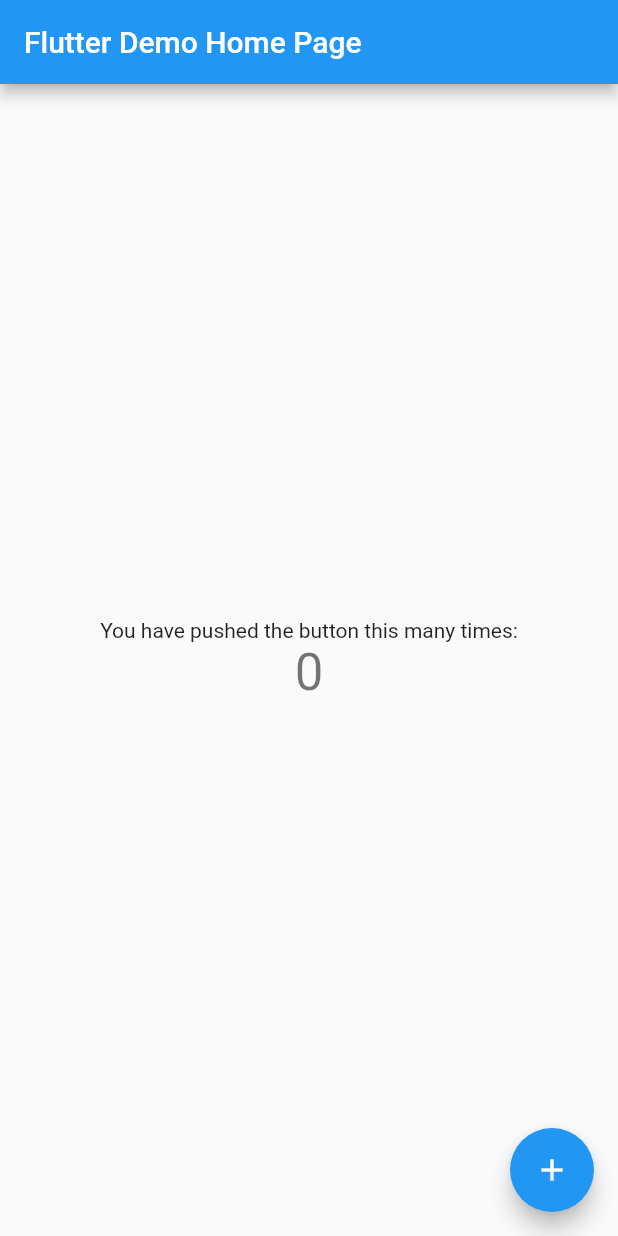
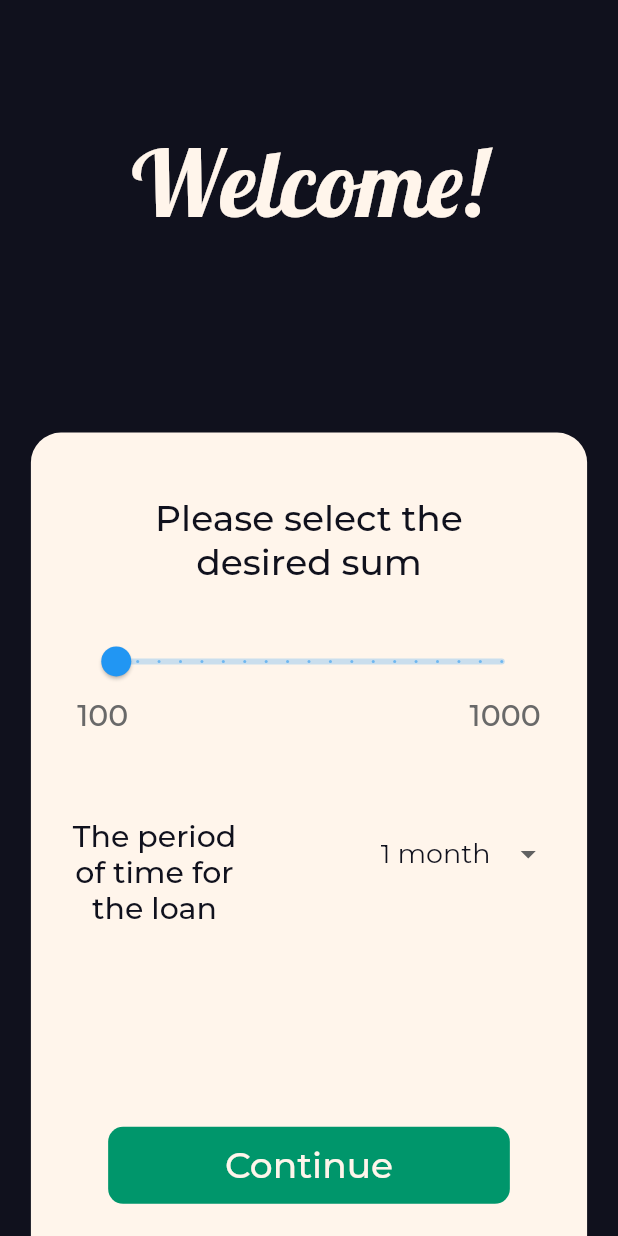
Before and after one commit to Tudor-Anitas/MyCreditLoans, a Flutter app: the screen it shows after launch, on a phone screen of 412 x 824 dp. Run offline on Flutter 3.47's test engine with Material 2 defaults, Android fonts, the phone set to English and light mode, and no system bars; our stand-ins replace google_fonts.

Commit message:
Created the loan form and started the cost pop up

```diff
--- /dev/null
+++ b/lib/colors.dart
@@ -0,0 +1,9 @@
+import 'package:flutter/material.dart';
+import 'package:flutter/cupertino.dart';
+
+Color kXiketic = Color(0xff10111D);
+Color kGreenCyan = Color(0xff00966B);
+Color kRedPigment = Color(0xffFD0122);
+Color kSeaShell = Color(0xffFFF5EB);
+Color kGrey = Color(0xff696969);
+Color kBlue = Color(0xffbebebe);
--- a/lib/main.dart
+++ b/lib/main.dart
@@ -1,4 +1,6 @@
 import 'package:flutter/material.dart';
+import 'package:my_credit_loans/screens/main_page.dart';
+import 'package:my_credit_loans/screens/test.dart';
 
 void main() {
   runApp(MyApp());
@@ -9,105 +11,8 @@ class MyApp extends StatelessWidget {
   @override
   Widget build(BuildContext context) {
     return MaterialApp(
-      title: 'Flutter Demo',
-      theme: ThemeData(
-        // This is the theme of your application.
-        //
-        // Try running your application with "flutter run". You'll see the
-        // application has a blue toolbar. Then, without quitting the app, try
-        // changing the primarySwatch below to Colors.green and then invoke
-        // "hot reload" (press "r" in the console where you ran "flutter run",
-        // or simply save your changes to "hot reload" in a Flutter IDE).
-        // Notice that the counter didn't reset back to zero; the application
-        // is not restarted.
-        primarySwatch: Colors.blue,
-      ),
-      home: MyHomePage(title: 'Flutter Demo Home Page'),
+      debugShowCheckedModeBanner: false,
+      home: MainPage(),
     );
   }
 }
-
-class MyHomePage extends StatefulWidget {
-  MyHomePage({Key? key, required this.title}) : super(key: key);
-
-  // This widget is the home page of your application. It is stateful, meaning
-  // that it has a State object (defined below) that contains fields that affect
-  // how it looks.
-
-  // This class is the configuration for the state. It holds the values (in this
-  // case the title) provided by the parent (in this case the App widget) and
-  // used by the build method of the State. Fields in a Widget subclass are
-  // always marked "final".
-
-  final String title;
-
-  @override
-  _MyHomePageState createState() => _MyHomePageState();
-}
-
-class _MyHomePageState extends State<MyHomePage> {
-  int _counter = 0;
-
-  void _incrementCounter() {
-    setState(() {
-      // This call to setState tells the Flutter framework that something has
-      // changed in this State, which causes it to rerun the build method below
-      // so that the display can reflect the updated values. If we changed
-      // _counter without calling setState(), then the build method would not be
-      // called again, and so nothing would appear to happen.
-      _counter++;
-    });
-  }
-
-  @override
-  Widget build(BuildContext context) {
-    // This method is rerun every time setState is called, for instance as done
-    // by the _incrementCounter method above.
-    //
-    // The Flutter framework has been optimized to make rerunning build methods
-    // fast, so that you can just rebuild anything that needs updating rather
-    // than having to individually change instances of widgets.
-    return Scaffold(
-      appBar: AppBar(
-        // Here we take the value from the MyHomePage object that was created by
-        // the App.build method, and use it to set our appbar title.
-        title: Text(widget.title),
-      ),
-      body: Center(
-        // Center is a layout widget. It takes a single child and positions it
-        // in the middle of the parent.
-        child: Column(
-          // Column is also a layout widget. It takes a list of children and
-          // arranges them vertically. By default, it sizes itself to fit its
-          // children horizontally, and tries to be as tall as its parent.
-          //
-          // Invoke "debug painting" (press "p" in the console, choose the
-          // "Toggle Debug Paint" action from the Flutter Inspector in Android
-          // Studio, or the "Toggle Debug Paint" command in Visual Studio Code)
-          // to see the wireframe for each widget.
-          //
-          // Column has various properties to control how it sizes itself and
-          // how it positions its children. Here we use mainAxisAlignment to
-          // center the children vertically; the main axis here is the vertical
-          // axis because Columns are vertical (the cross axis would be
-          // horizontal).
-          mainAxisAlignment: MainAxisAlignment.center,
-          children: <Widget>[
-            Text(
-              'You have pushed the button this many times:',
-            ),
-            Text(
-              '$_counter',
-              style: Theme.of(context).textTheme.headline4,
-            ),
-          ],
-        ),
-      ),
-      floatingActionButton: FloatingActionButton(
-        onPressed: _incrementCounter,
-        tooltip: 'Increment',
-        child: Icon(Icons.add),
-      ), // This trailing comma makes auto-formatting nicer for build methods.
-    );
-  }
-}
--- /dev/null
+++ b/lib/screens/cost_pop_up.dart
@@ -0,0 +1,94 @@
+import 'package:flutter/cupertino.dart';
+import 'package:flutter/material.dart';
+import 'package:google_fonts/google_fonts.dart';
+import 'package:my_credit_loans/colors.dart';
+
+class CostPopUp extends StatefulWidget {
+
+  late double yPosition;
+  late double width;
+  late double height;
+  late var cancelAction;
+  late var acceptAction;
+
+  CostPopUp({
+    required this.yPosition,
+    required this.width,
+    required this.height,
+    required this.cancelAction,
+    required this.acceptAction
+  });
+
+  @override
+  _CostPopUpState createState() => _CostPopUpState();
+}
+
+class _CostPopUpState extends State<CostPopUp> {
+  @override
+  Widget build(BuildContext context) {
+    return AnimatedContainer(
+      duration: Duration(milliseconds: 500),
+      curve: Curves.fastOutSlowIn,
+      transform: Matrix4.translationValues(0, widget.yPosition, 2),
+      width: widget.width,
+      height: widget.height,
+      decoration: BoxDecoration(
+        color: kSeaShell,
+        borderRadius: BorderRadius.all(Radius.circular(20))
+      ),
+      child: Column(
+        children: [
+          Expanded(
+            flex: 10,
+            child: Container(),
+          ),
+          Expanded(
+              flex: 10,
+              child: Text('The applied interest is 1%', style: GoogleFonts.montserrat(fontSize: 24, color: kXiketic, fontWeight: FontWeight.w500),)
+          ),
+          Expanded(
+              flex: 10,
+              child: Column(
+                children: [
+                  Text('The payment for every', style: GoogleFonts.montserrat(fontSize: 24, color: kXiketic, fontWeight: FontWeight.w500),),
+                  Text('month will be x', style: GoogleFonts.montserrat(fontSize: 24, color: kXiketic, fontWeight: FontWeight.w500),),
+                ],
+              )
+          ),
+          Expanded(
+            flex: 10,
+            child: Container(),
+          ),
+          Expanded(
+            flex: 10,
+            child: Row(
+              mainAxisAlignment: MainAxisAlignment.spaceEvenly,
+              children: [
+                Container(
+                  width: widget.width * 0.4,
+                  height: widget.height * 0.15,
+                  child: MaterialButton(
+                      onPressed: widget.cancelAction,
+                      child: Text('Cancel', style: GoogleFonts.montserrat(fontSize: 24, color: kRedPigment, fontWeight: FontWeight.w400),)
+                  ),
+                ),
+                Container(
+                  width: widget.width * 0.4,
+                  height: widget.height * 0.13,
+                  decoration: BoxDecoration(
+                    borderRadius: BorderRadius.all(Radius.circular(10.0)),
+                    color: kGreenCyan
+                  ),
+                  child: MaterialButton(
+                      onPressed: widget.acceptAction,
+                      child: Text('Accept', style: GoogleFonts.montserrat(fontSize: 24, color: kSeaShell, fontWeight: FontWeight.w500),)
+                  ),
+                ),
+              ],
+            ),
+          )
+        ],
+      ),
+    );
+  }
+}
--- /dev/null
+++ b/lib/screens/main_page.dart
@@ -0,0 +1,238 @@
+
+import 'dart:ui';
+
+import 'package:flutter/cupertino.dart';
+import 'package:flutter/material.dart';
+import 'package:google_fonts/google_fonts.dart';
+import 'package:my_credit_loans/colors.dart';
+import 'package:my_credit_loans/screens/cost_pop_up.dart';
+
+class MainPage extends StatefulWidget {
+  @override
+  _MainPageState createState() => _MainPageState();
+}
+
+
+class _MainPageState extends State<MainPage> {
+
+  // controls for the loan form
+  double _panelHeight = 0;
+  double _panelWidth = 0;
+  double _panelY = 0;
+
+  //controls for the cost pop up
+  double _popupHeight = 0;
+  double _popupWidth = 0;
+  double _popupY = 0;
+
+
+  double _currentLoanValue = 100;
+  List<String> timePeriods = ['1 month', '3 months', '6 months', '1 year'];
+  String? _shownPeriodOfTime = '1 month';
+
+  int _pageState = 0;
+  @override
+  Widget build(BuildContext context) {
+
+    // takes the size of the screen
+    double windowWidth = MediaQuery.of(context).size.width;
+    double windowHeight = MediaQuery.of(context).size.height;
+
+    switch(_pageState){
+      case 0:
+        // show the loan form
+        _panelY = windowHeight * 0.35;
+        _panelHeight = windowHeight * 0.65;
+        _panelWidth = windowWidth * 0.9;
+
+        // hide the cost pop up
+        _popupY = -windowHeight * 0.5;
+        break;
+      case 1:
+        // hide the loan form
+        _panelY = windowHeight;
+
+        // show the cost pop up
+        _popupY = windowHeight * 0.25;
+        break;
+    }
+
+    return Scaffold(
+      backgroundColor: kXiketic,
+      body: Container(
+        height: windowHeight,
+        width: windowWidth,
+        child: Stack(
+          children: [
+            //--------------------------------- Welcome headline
+            Container(
+              child: Row(
+                mainAxisAlignment: MainAxisAlignment.center,
+                children: [
+                  Text('Welcome!', style: GoogleFonts.lobster(fontSize: 62, color: kSeaShell),),
+                ],
+              ),
+              transform: Matrix4.translationValues(0, windowHeight * 0.1, 1),
+            ),
+            //--------------------------------- Main form of loan
+            AnimatedContainer(
+              duration: Duration(milliseconds: 500),
+              curve: Curves.fastOutSlowIn,
+              transform: Matrix4.translationValues(0, _panelY, 1),
+              width: _panelWidth,
+              height: _panelHeight ,
+              margin: EdgeInsets.only(left: windowHeight * 0.025),
+              decoration: BoxDecoration(
+                color: kSeaShell,
+                borderRadius: BorderRadius.only(topLeft: Radius.circular(20), topRight: Radius.circular(20))
+              ),
+              child: GestureDetector(
+                onTap: ()=>print('column'),
+                child: Column(
+                  children: [
+                    Expanded(flex: 10, child: Container(),),
+                    //--------------------------------- Headline
+                    Expanded(
+                      flex: 20,
+                      child: Column(
+                        children: [
+                          Text('Please select the', style: GoogleFonts.montserrat(fontSize: 24, color: kXiketic, fontWeight: FontWeight.w500),),
+                          Text('desired sum', style: GoogleFonts.montserrat(fontSize: 24, color: kXiketic, fontWeight: FontWeight.w500))
+                        ],
+                      ),
+                    ),
+                    //--------------------------------- Amount of load slider
+                    Expanded(
+                      flex: 20,
+                      child: Container(
+                        width: windowWidth * 0.75,
+                        child: Column(
+                          children: [
+                            Slider(
+                              value: _currentLoanValue,
+                              min: 100,
+                              max: 1000,
+                              divisions: 18,
+                              label: _currentLoanValue.toString(),
+                              onChanged: (double value) {
+                                setState(() {
+                                  print(value);
+                                  _currentLoanValue = value;
+                                });
+                              },
+                            ),
+                            Row(
+                              mainAxisAlignment: MainAxisAlignment.spaceBetween,
+                              children: [
+                                Text('100', style: GoogleFonts.montserrat(fontSize: 20, color: kGrey, fontWeight: FontWeight.w500)),
+                                Text('1000', style: GoogleFonts.montserrat(fontSize: 20, color: kGrey, fontWeight: FontWeight.w500))
+                              ],
+                            )
+                          ],
+                        ),
+                      ),
+                    ),
+                    Expanded(flex: 10, child: Container(),),
+                    //--------------------------------- The period of time for loan
+                    Expanded(
+                      flex: 20,
+                      child: Row(
+                        mainAxisAlignment: MainAxisAlignment.spaceBetween,
+                        children: [
+                          //--------------------------------- headings
+                          Container(
+                            width: windowWidth * 0.4,
+                            height: windowHeight,
+                            child: Column(
+                              children: [
+                                Text('The period', style: GoogleFonts.montserrat(fontSize: 20, color: kXiketic, fontWeight: FontWeight.w500)),
+                                Text('of time for', style: GoogleFonts.montserrat(fontSize: 20, color: kXiketic, fontWeight: FontWeight.w500)),
+                                Text('the loan', style: GoogleFonts.montserrat(fontSize: 20, color: kXiketic, fontWeight: FontWeight.w500),)
+                              ],
+                            ),
+                          ),
+                          //--------------------------------- dropdown
+                          Container(
+                            width: windowWidth * 0.3,
+                            height: windowHeight,
+                            margin: EdgeInsets.only(right: windowWidth * 0.05),
+                            child: Column(
+                              children: [
+                                DropdownButtonHideUnderline(
+                                  child: DropdownButton<String>(
+                                    value: _shownPeriodOfTime,
+                                    style: GoogleFonts.montserrat(fontSize: 18, color: kXiketic),
+                                    items: timePeriods.map((period){
+                                      return DropdownMenuItem(
+                                        child: Text(period),
+                                        value: period
+                                      );
+                                    }).toList(),
+                                    onChanged: (period){
+                                      setState(() {
+                                        print(period);
+                                        _shownPeriodOfTime = period;
+                                      });
+                                    },
+                                  ),
+                                ),
+                              ],
+                            ),
+                          )
+                        ],
+                      ),
+                    ),
+                    Expanded(
+                      flex: 28,
+                      child: Container(),
+                    ),
+                    //--------------------------------- Continue button
+                    Expanded(
+                      flex: 12,
+                      child: Container(
+                        decoration: BoxDecoration(
+                          borderRadius: BorderRadius.all(Radius.circular(10)),
+                          color: kGreenCyan,
+                        ),
+                        child: MaterialButton(
+                          minWidth: windowWidth * 0.65,
+                          height: windowHeight,
+                          child: Text('Continue', style: GoogleFonts.montserrat(fontSize: 24, color: kSeaShell, fontWeight: FontWeight.w500),),
+                          onPressed: (){
+                            setState(() {
+                              _pageState = 1;
+                            });
+                          },
+                        ),
+                      ),
+                    ),
+                    Expanded(flex: 5, child: Container(),)
+                  ],
+                ),
+              )
+            ),
+            //--------------------------------- Cost pop up
+            Padding(
+              padding: EdgeInsets.only(left: windowWidth * 0.05),
+              child: CostPopUp(
+                width: windowWidth * 0.9,
+                height: windowHeight * 0.5,
+                yPosition: _popupY,
+                cancelAction: (){
+                  setState(() {
+                    _pageState = 0;
+                  });
+                },
+                acceptAction: (){
+                  setState(() {
+                    _pageState = 0;
+                  });
+                },
+              ),
+            )
+          ],
+        ),
+      ),
+    );
+  }
+}
--- /dev/null
+++ b/lib/screens/test.dart
@@ -0,0 +1,22 @@
+import 'package:flutter/material.dart';
+
+class Test extends StatefulWidget {
+
+  @override
+  _TestState createState() => _TestState();
+}
+
+class _TestState extends State<Test> {
+  @override
+  Widget build(BuildContext context) {
+    return Container(
+      color: Colors.white,
+      child: Row(
+        children: [
+          MaterialButton(onPressed: ()=> print('sotm'),minWidth: 100, height: 50,color: Colors.blue,),
+          MaterialButton(onPressed: ()=> print('sotm'),minWidth: 100, height: 50,color: Colors.amber,),
+        ],
+      ),
+    );
+  }
+}
--- a/pubspec.yaml
+++ b/pubspec.yaml
@@ -24,10 +24,10 @@ dependencies:
   flutter:
     sdk: flutter
 
-
   # The following adds the Cupertino Icons font to your application.
   # Use with the CupertinoIcons class for iOS style icons.
   cupertino_icons: ^1.0.2
+  google_fonts: ^2.1.0
 
 dev_dependencies:
   flutter_test:
```
Also changed, not shown: pubspec.lock.
